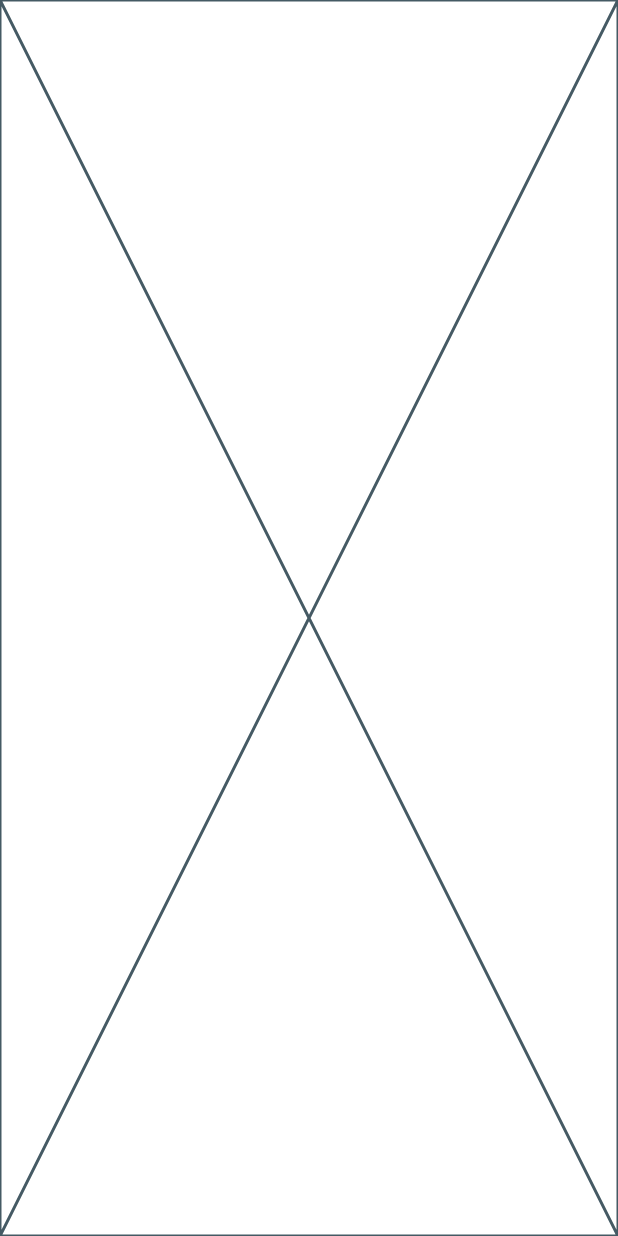
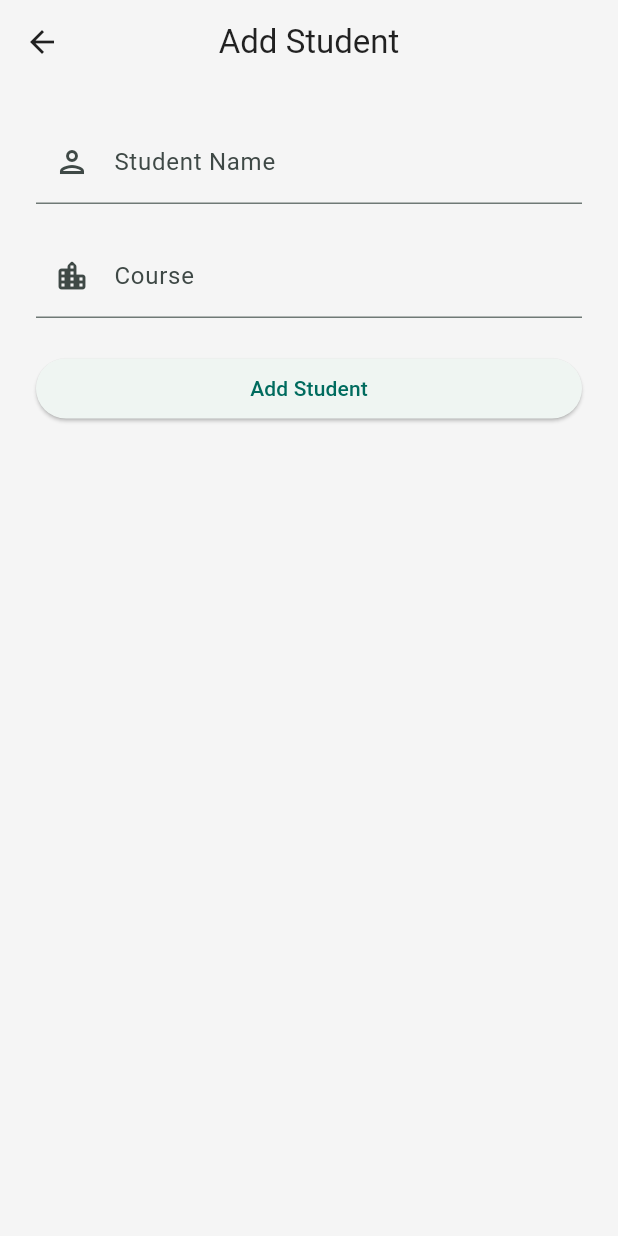
Before and after one commit to pourbehzad/student_list, a Flutter app: the screen it shows after launch, after a tap on "Add Student", on a phone screen of 412 x 824 dp. Run offline on Flutter 3.47's test engine with Material 3 defaults, Android fonts, the light colour scheme and no system bars; our stand-ins replace dio; network calls fail.

Commit message:
feat(UI): finish ui design of user edit screen

```diff
--- a/lib/screens/user_edit_screen.dart
+++ b/lib/screens/user_edit_screen.dart
@@ -10,8 +10,81 @@
 }
 
 class _UserEditScreenState extends State<UserEditScreen> {
+  final GlobalKey<FormState> formkey = GlobalKey();
+  final TextEditingController nameController = TextEditingController();
+  final TextEditingController courseController = TextEditingController();
+
+  saveUser() {}
+
+  bool isLoading = false;
+
   @override
   Widget build(BuildContext context) {
-    return const Placeholder();
+    return Scaffold(
+      appBar: AppBar(
+        title: Text(widget.user == null ? 'Add Student' : 'Edit Student'),
+      ),
+      body: SafeArea(
+        child: SingleChildScrollView(
+          padding: const EdgeInsets.all(24),
+          child: Form(
+            key: formkey,
+            child: Column(
+              crossAxisAlignment: CrossAxisAlignment.stretch,
+              children: [
+                TextFormField(
+                  controller: nameController,
+                  decoration: InputDecoration(
+                    labelText: 'Student Name',
+                    prefixIcon: Icon(Icons.person_outlined),
+                  ),
+                  validator: (value) {
+                    if (value == null || value.trim().isEmpty) {
+                      return 'Please Enter a Name';
+                    }
+                    return null;
+                  },
+                  textInputAction: TextInputAction.next,
+                ),
+                const SizedBox(height: 20),
+                TextFormField(
+                  controller: courseController,
+                  decoration: InputDecoration(
+                    labelText: 'Course',
+                    prefixIcon: Icon(Icons.location_city_rounded),
+                  ),
+                  validator: (value) {
+                    if (value == null || value.trim().isEmpty) {
+                      return 'Please Enter a Course';
+                    }
+                    return null;
+                  },
+                  textInputAction: TextInputAction.done,
+                  onFieldSubmitted: (_) => saveUser(),
+                ),
+                const SizedBox(height: 23),
+                ElevatedButton(
+                  onPressed: isLoading ? null : saveUser,
+                  child: isLoading
+                      ? SizedBox(
+                          width: 24,
+                          height: 24,
+                          child: CircularProgressIndicator(
+                            strokeWidth: 3,
+                            color: Colors.white,
+                          ),
+                        )
+                      : Text(
+                          widget.user == null
+                              ? 'Add Student'
+                              : 'Update Student',
+                        ),
+                ),
+              ],
+            ),
+          ),
+        ),
+      ),
+    );
   }
 }
```
